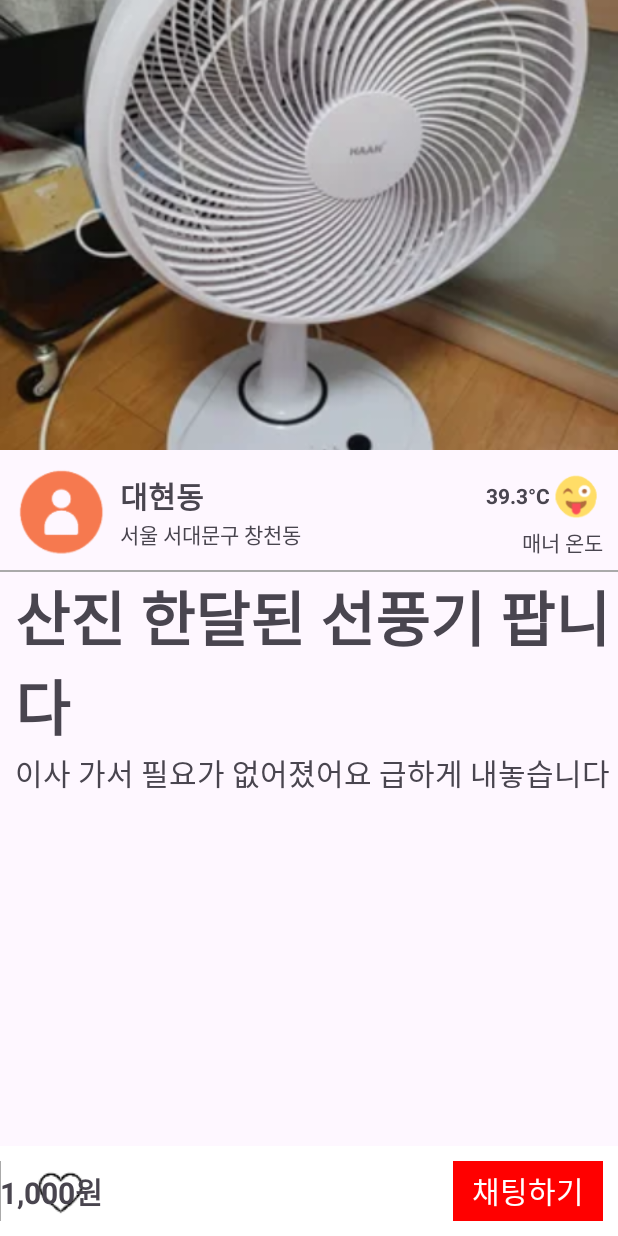
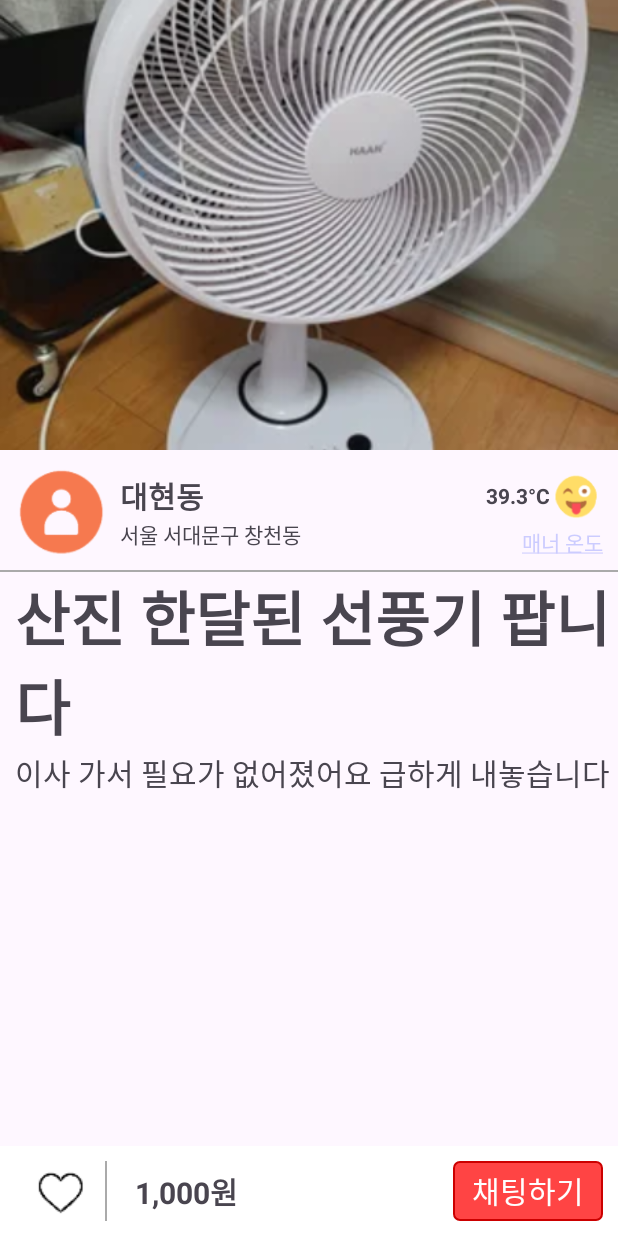
Before and after one commit to wonjun3026/AppleMarket, an Android app: the ListDetailActivity screen opened directly, with no data from a screen before it, on a phone screen of 412 x 824 dp. Run offline under Robolectric (Android 15) with nearby library versions, the phone set to English and light mode, and no system bars.

Commit message:
[DESIGN]: 디테일 페이지 채팅하기 버튼 라운드 처리

```diff
--- a/app/src/main/java/com/android/applemarket2/ListDetailActivity.kt
+++ b/app/src/main/java/com/android/applemarket2/ListDetailActivity.kt
@@ -1,7 +1,6 @@
 package com.android.applemarket2
 
 import android.os.Bundle
-import android.widget.ImageButton
 import android.widget.ImageView
 import android.widget.TextView
 import androidx.appcompat.app.AppCompatActivity
@@ -25,10 +24,6 @@ class ListDetailActivity : AppCompatActivity() {
         val place = findViewById<TextView>(R.id.place)
         val subtitle = findViewById<TextView>(R.id.subtitle)
         val price = findViewById<TextView>(R.id.postPrice)
-        val liked = findViewById<ImageButton>(R.id.likedButton)
-        liked.setOnClickListener{
-            contactList[index].liked += 1
-        }
 
         detailImg.setImageResource(contactList[index].aIcon)
         nickname.text = contactList[index].nickname
--- /dev/null
+++ b/app/src/main/res/drawable/button_lound.xml
@@ -0,0 +1,11 @@
+<?xml version="1.0" encoding="utf-8"?>
+<selector xmlns:android="http://schemas.android.com/apk/res/android">
+    <item android:state_focused="false" android:state_pressed="false">
+        <shape>
+            <solid android:color="@android:color/holo_red_light"/>
+            <stroke android:color="@android:color/holo_red_dark"
+                android:width="1dp"/>
+            <corners android:radius="4dp" />
+        </shape>
+    </item>
+</selector>
--- a/app/src/main/res/layout/activity_list_detail.xml
+++ b/app/src/main/res/layout/activity_list_detail.xml
@@ -100,7 +100,9 @@
                         android:layout_width="wrap_content"
                         android:layout_height="wrap_content"
                         android:layout_gravity="end"
-                        android:text="매너 온도" />
+                        android:text="@string/detail_tmp"
+                        android:textColor="@color/lightGray"
+                        />
 
                 </LinearLayout>
 
@@ -160,14 +162,14 @@
             android:contentDescription="좋아요 버튼" />
 
         <View
+            android:id="@+id/view"
             android:layout_width="1dp"
             android:layout_height="40dp"
-            android:layout_marginStart="1dp"
+            android:layout_marginStart="10dp"
             android:background="@android:color/darker_gray"
             android:orientation="horizontal"
             app:layout_constraintBottom_toBottomOf="parent"
-            app:layout_constraintEnd_toStartOf="@+id/postPrice"
-            app:layout_constraintStart_toEndOf="@+id/imageView"
+            app:layout_constraintStart_toEndOf="@+id/likedButton"
             app:layout_constraintTop_toTopOf="parent" />
 
         <TextView
@@ -179,9 +181,8 @@
             android:textSize="20sp"
             android:textStyle="bold"
             app:layout_constraintBottom_toBottomOf="parent"
-            app:layout_constraintStart_toEndOf="@+id/imageView"
-            app:layout_constraintTop_toTopOf="parent"
-            />
+            app:layout_constraintStart_toStartOf="@+id/view"
+            app:layout_constraintTop_toTopOf="parent" />
 
         <TextView
             android:layout_width="100dp"
@@ -194,7 +195,7 @@
             app:layout_constraintBottom_toBottomOf="parent"
             app:layout_constraintEnd_toEndOf="parent"
             app:layout_constraintTop_toTopOf="parent"
-            android:background="@color/red"
+            android:background="@drawable/button_lound"
             />
 
     </androidx.constraintlayout.widget.ConstraintLayout>
--- a/app/src/main/res/values/colors.xml
+++ b/app/src/main/res/values/colors.xml
@@ -3,4 +3,5 @@
     <color name="black">#FF000000</color>
     <color name="white">#FFFFFFFF</color>
     <color name="red">#FF0000</color>
+    <color name="lightGray">#CCCCFF</color>
 </resources>
--- a/app/src/main/res/values/strings.xml
+++ b/app/src/main/res/values/strings.xml
@@ -5,4 +5,5 @@
     <string name="list_post">게시글 제목</string>
     <string name="list_like">30</string>
     <string name="list_town">삼산동</string>
+    <string name="detail_tmp"><u>매너 온도</u></string>
 </resources>
```
